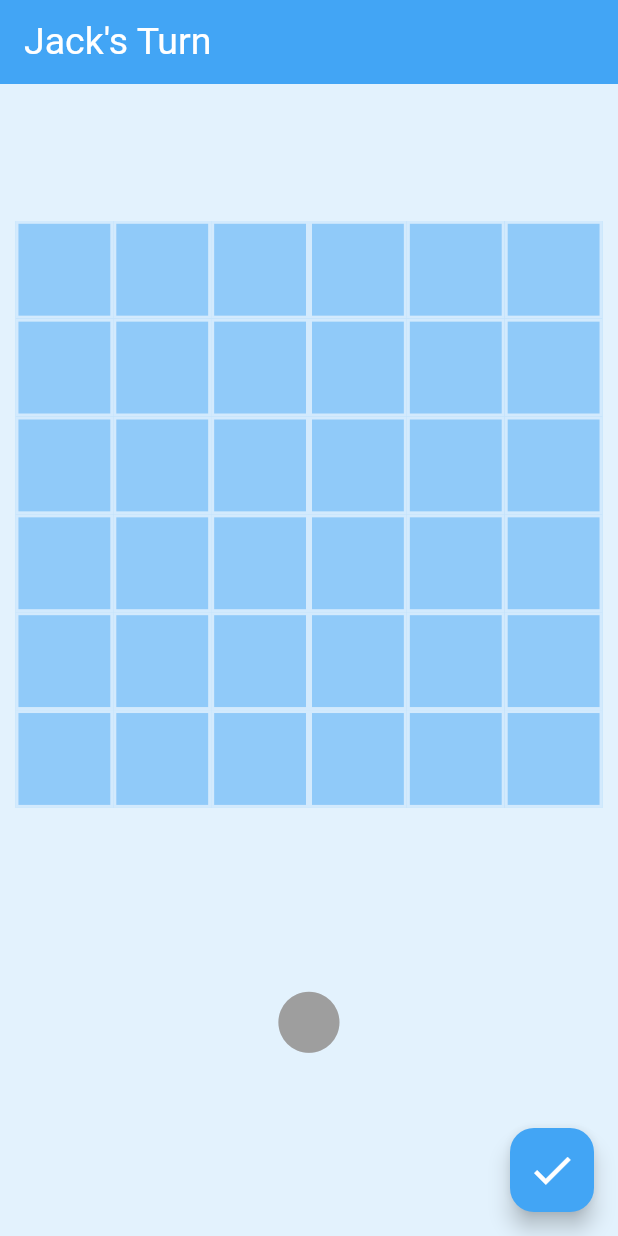
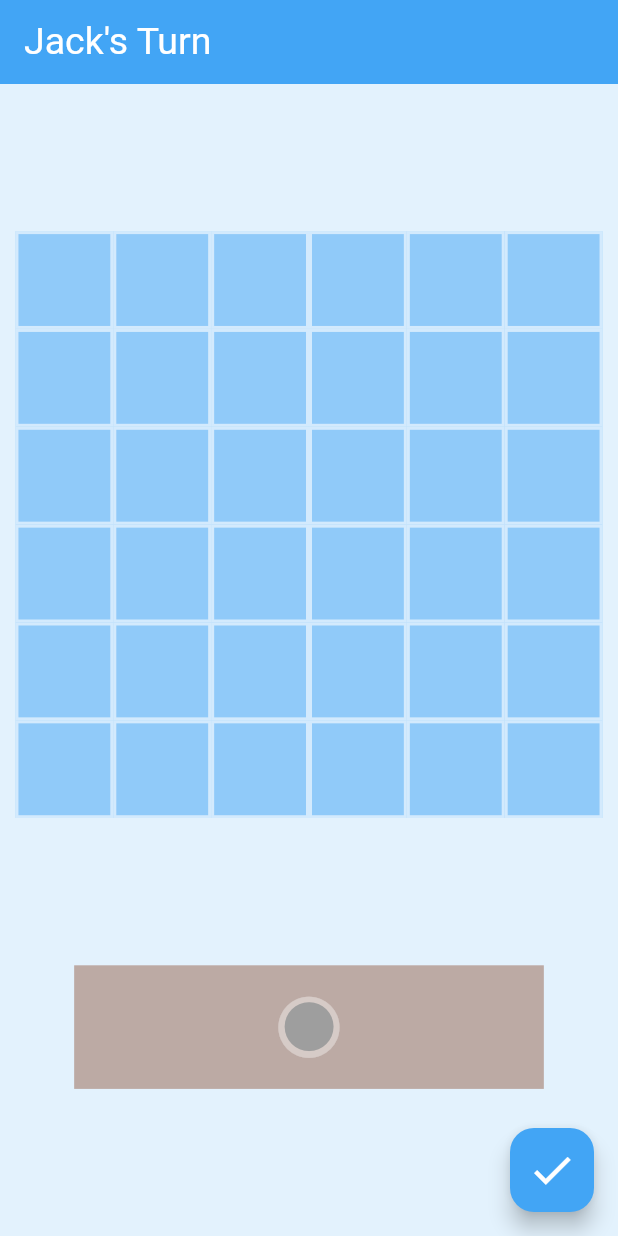
Before and after one commit to LiamWhitenack/boop, a Flutter app: the screen it shows after launch, after a tap on the "check" icon, on a phone screen of 412 x 824 dp. Run offline on Flutter 3.47's test engine with Material 2 defaults, Android fonts, the phone set to English and light mode, and no system bars.

Commit message:
fixed 4+ in a row bug

```diff
--- a/lib/board.dart
+++ b/lib/board.dart
@@ -169,6 +169,30 @@ class Board {
     return true;
   }
 
+  bool listOfCoordinateContainsCoordinate(List<List<int>> coordinates, List<int> coordinate) {
+    for (List<int> item in coordinates) {
+      if (item[0] == coordinate[0] && item[1] == coordinate[1]) {
+        return true;
+      }
+    }
+    return false;
+  }
+
+  List<List<List<int>>> removeDuplicateCoordinates(List<List<List<int>>> inputList) {
+    List<List<int>> result = [];
+    // [[[1,1],[2,3],[3,3]], [[2,3],[3,3],[4,4]], [[3,3],[4,4],[5,5]]] to [[[1,1],[2,3],[3,3],[4,4],[5,5]]]
+
+    for (List<List<int>> threeInARow in inputList) {
+      for (List<int> coordinate in threeInARow) {
+        if (!listOfCoordinateContainsCoordinate(result, coordinate)) {
+          result.add(coordinate);
+        }
+      }
+    }
+
+    return [result];
+  }
+
   List<List<List<int>>> findAllThreeInARow() {
     List<List<List<int>>> allCoordinates = [];
 
@@ -242,7 +266,7 @@ class Board {
       }
     }
 
-    return allCoordinates;
+    return removeDuplicateCoordinates(allCoordinates);
   }
 
   String? checkForWin() {
--- a/lib/kittens_and_cats.dart
+++ b/lib/kittens_and_cats.dart
@@ -33,10 +33,20 @@ class CatWidget extends StatelessWidget {
     final double limitingSize = screenHeight > screenWidth ? screenWidth : screenHeight;
     final double gridLength = limitingSize == screenWidth ? screenWidth * 0.95 : limitingSize * 0.65;
     return Center(
-      child: Container(
-        color: catColor,
-        height: gridLength * 0.125,
-        width: gridLength * 0.125,
+      child: Stack(
+        alignment: AlignmentDirectional.center,
+        children: [
+          Container(
+            color: Colors.white38,
+            height: gridLength * 0.125,
+            width: gridLength * 0.125,
+          ),
+          Container(
+            color: catColor,
+            height: gridLength * 0.1,
+            width: gridLength * 0.1,
+          ),
+        ],
       ),
     );
   }
@@ -56,7 +66,17 @@ class KittenWidget extends StatelessWidget {
     final double limitingSize = screenHeight > screenWidth ? screenWidth : screenHeight;
     final double gridLength = limitingSize == screenWidth ? screenWidth * 0.95 : limitingSize * 0.65;
     return Center(
-      child: Icon(Icons.circle, color: kittenColor, size: gridLength * 0.125),
+      child: Stack(
+        alignment: AlignmentDirectional.center,
+        children: [
+          Icon(Icons.circle, color: Colors.white38, size: gridLength * 0.125),
+          Icon(
+            Icons.circle,
+            color: kittenColor,
+            size: gridLength * 0.1,
+          ),
+        ],
+      ),
     );
   }
 }
--- a/lib/my_game_page.dart
+++ b/lib/my_game_page.dart
@@ -73,9 +73,10 @@ class _MyGamePageState extends State<MyGamePage> {
                   refreshMyGamePageState: refreshMyGamePageState,
                 ),
               ),
-              SizedBox(
-                height: screenHeight * 0.125,
-                width: gridLength,
+              Container(
+                color: Colors.brown.shade200,
+                height: screenHeight * 0.1,
+                width: gridLength * 0.8,
                 child: Row(
                   mainAxisAlignment: MainAxisAlignment.center,
                   children: [
```
